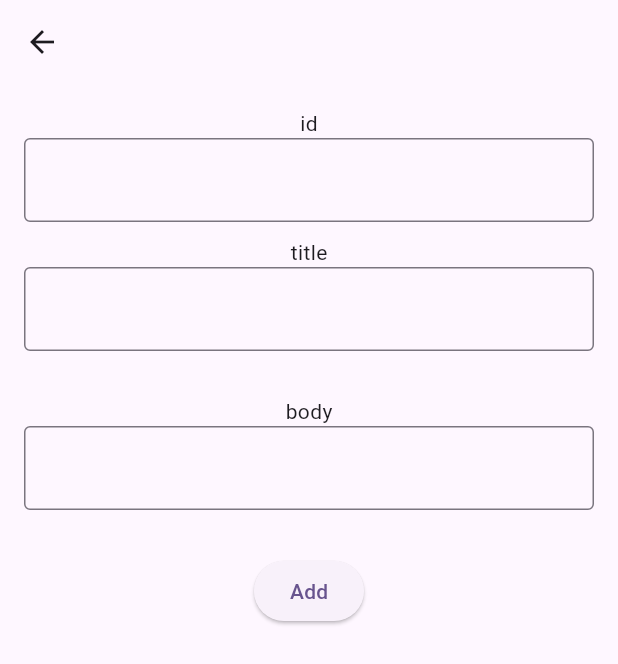
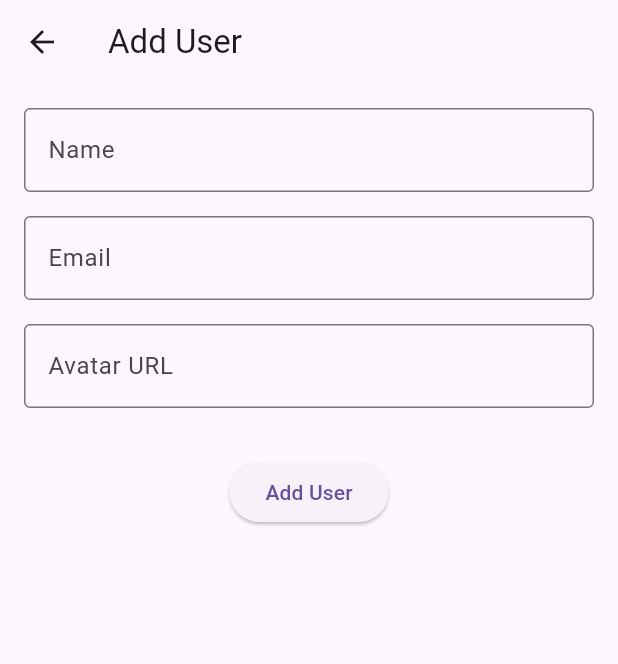
Before and after one commit to alamrulam/Tugas, a Flutter app: the screen it shows after launch, after a tap on the "add" icon, on a phone screen of 412 x 824 dp. Shown: the top 664 px of the screen. Run offline on Flutter 3.47's test engine with Material 3 defaults, Android fonts, the phone set to English and light mode, and no system bars; network calls fail.

Commit message:
Daftar users

```diff
--- /dev/null
+++ b/lib/add_user.dart
@@ -0,0 +1,109 @@
+import 'package:flutter/material.dart';
+import 'package:http/http.dart' as http;
+import 'dart:convert';
+
+class AddUserPage extends StatefulWidget {
+  const AddUserPage({super.key});
+
+  @override
+  State<AddUserPage> createState() => _AddUserPageState();
+}
+
+class _AddUserPageState extends State<AddUserPage> {
+  final _formKey = GlobalKey<FormState>();
+  final _nameController = TextEditingController();
+  final _emailController = TextEditingController();
+  final _avatarController = TextEditingController();
+
+  Future<void> _createUser() async {
+    if (_formKey.currentState!.validate()) {
+      final response = await http.post(
+        Uri.parse('https://reqres.in/api/users'),
+        headers: {'Content-Type': 'application/json'},
+        body: jsonEncode({
+          'name': _nameController.text,
+          'email': _emailController.text,
+          'avatar': _avatarController.text,
+        }),
+      );
+
+      if (response.statusCode == 201) {
+        print('User created successfully');
+        Navigator.pop(context);
+      } else {
+        throw Exception('Failed to create user');
+      }
+    }
+  }
+
+  @override
+  Widget build(BuildContext context) {
+    return Scaffold(
+      appBar: AppBar(
+        title: Text('Add User'),
+      ),
+      body: Padding(
+        padding: const EdgeInsets.all(16.0),
+        child: Form(
+          key: _formKey,
+          child: Column(
+            children: [
+              TextFormField(
+                controller: _nameController,
+                decoration: InputDecoration(
+                  labelText: 'Name',
+                  border: OutlineInputBorder(),
+                ),
+                validator: (value) {
+                  if (value == null || value.isEmpty) {
+                    return 'Please enter a name';
+                  }
+                  return null;
+                },
+              ),
+              SizedBox(height: 16),
+              TextFormField(
+                controller: _emailController,
+                decoration: InputDecoration(
+                  labelText: 'Email',
+                  border: OutlineInputBorder(),
+                ),
+                validator: (value) {
+                  if (value == null || value.isEmpty) {
+                    return 'Please enter an email';
+                  }
+                  if (!value.contains('@')) {
+                    return 'Please enter a valid email';
+                  }
+                  return null;
+                },
+              ),
+              SizedBox(height: 16),
+              TextFormField(
+                controller: _avatarController,
+                decoration: InputDecoration(
+                  labelText: 'Avatar URL',
+                  border: OutlineInputBorder(),
+                ),
+                validator: (value) {
+                  if (value == null || value.isEmpty) {
+                    return 'Please enter an avatar URL';
+                  }
+                  if (!value.startsWith('http')) {
+                    return 'Please enter a valid avatar URL';
+                  }
+                  return null;
+                },
+              ),
+              SizedBox(height: 32),
+              ElevatedButton(
+                onPressed: _createUser,
+                child: Text('Add User'),
+              ),
+            ],
+          ),
+        ),
+      ),
+    );
+  }
+}
--- a/lib/main.dart
+++ b/lib/main.dart
@@ -1,28 +1,7 @@
+import 'package:flutter/material.dart'; import 'package:http/http.dart' as http;
 import 'dart:convert';
-
-import 'package:api/add_list.dart';
-import 'package:flutter/material.dart';
-import 'package:http/http.dart' as http;
-
-class Post {
-  Post({
-    required this.userId,
-    required this.title,
-    required this.body,
-  });
-
-  final int userId;
-  final String title;
-  final String body;
-
-  factory Post.fromJson(Map<String, dynamic> json) {
-    return Post(
-      userId: json['userId'],
-      title: json['title'],
-      body: json['body'],
-    );
-  }
-}
+import 'model.dart';
+import 'add_user.dart';
 
 void main() {
   runApp(const MyApp());
@@ -34,10 +13,9 @@ class MyApp extends StatelessWidget {
   @override
   Widget build(BuildContext context) {
     return MaterialApp(
-      title: 'Flutter Demo',
+      title: 'Reqres API Demo',
       theme: ThemeData(
-        colorScheme: ColorScheme.fromSeed(seedColor: Colors.deepPurple),
-        useMaterial3: true,
+        primarySwatch: Colors.blue,
       ),
       home: HomePage(),
     );
@@ -52,75 +30,58 @@ class HomePage extends StatefulWidget {
 }
 
 class _HomePageState extends State<HomePage> {
-  Future<List<Post>> feachDataAPI() async {
-    var api = "https://jsonplaceholder.typicode.com/posts";
-    final respone = await http.get(Uri.parse(api));
+  Future<List<User>> _fetchUsers() async {
+    final response = await http.get(Uri.parse('https://reqres.in/api/users'));
 
-    if (respone.statusCode == 200) {
-      var data = json.decode(respone.body);
-
-      return List.generate(data.length, (index) {
-        return Post.fromJson(data[index]);
-      } );
+    if (response.statusCode == 200) {
+      final jsonData = jsonDecode(response.body);
+      final users = (jsonData['data'] as List).map((jsonUser) => User.fromJson(jsonUser)).toList();
+      return users;
     } else {
-      throw Exception("Error");
+      throw Exception('Failed to load users');
     }
-  }
-
-  @override
-  void initState() {
-    feachDataAPI();
-    super.initState();
   }
 
   @override
   Widget build(BuildContext context) {
     return Scaffold(
-      body: FutureBuilder<List<Post>>(
-        future: feachDataAPI(),
+      appBar: AppBar(
+        title: Text('Reqres API Demo'),
+      ),
+      body: FutureBuilder<List<User>>(
+        future: _fetchUsers(),
         builder: (context, snapshot) {
           if (snapshot.connectionState != ConnectionState.done) {
-            return Center(
-              child: CircularProgressIndicator(),
-            );
+            return Center(child: CircularProgressIndicator());
+          } else if (snapshot.hasError) {
+            return Center(child: Text('An error occurred: ${snapshot.error}'));
           } else if (snapshot.hasData) {
-            final data = snapshot.data;
+            final users = snapshot.data;
 
             return ListView.builder(
-              itemCount: data!.length,
+              itemCount: users!.length,
               itemBuilder: (context, index) {
-                var item = data[index];
+                final user = users[index];
 
-                return Card(
-                  child: ListTile(
-                    leading: Text("${item.userId}"),
-                    title: Text(item.title),
-                    subtitle: Text(item.title),
+                return ListTile(
+                  title: Text('${user.firstName} ${user.lastName}'),
+                  subtitle: Text(user.email),
+                  leading: CircleAvatar(
+                    backgroundImage: NetworkImage(user.avatar),
                   ),
                 );
               },
             );
-            // return Center(
-            //   child: Card(
-            //     child: ListTile(
-            //       leading: Text("${item.userId}"),
-            //       title: Text(snapshot.data!.title),
-            //       subtitle: Text(snapshot.data!.title),
-            //     ),
-            //   ),
-            // );
-          } else if (snapshot.hasError) {
-            return Center(child: Text("${snapshot.error}"));
           } else {
-            return Text("");
+            return Center(child: Text('Failed to load users'));
           }
         },
       ),
       floatingActionButton: FloatingActionButton(
         onPressed: () {
           Navigator.push(
-            context,MaterialPageRoute(builder: (context) => AddListPage(),
-            ),
+            context,
+            MaterialPageRoute(builder: (context) => AddUserPage()),
           );
         },
         child: Icon(Icons.add),
--- /dev/null
+++ b/lib/model.dart
@@ -0,0 +1,25 @@
+class User {
+  User({
+    required this.id,
+    required this.email,
+    required this.firstName,
+    required this.lastName,
+    required this.avatar,
+  });
+
+  final int id;
+  final String email;
+  final String firstName;
+  final String lastName;
+  final String avatar;
+
+  factory User.fromJson(Map<String, dynamic> json) {
+    return User(
+      id: json['id'],
+      email: json['email'],
+      firstName: json['first_name'],
+      lastName: json['last_name'],
+      avatar: json['avatar'],
+    );
+  }
+}
```
